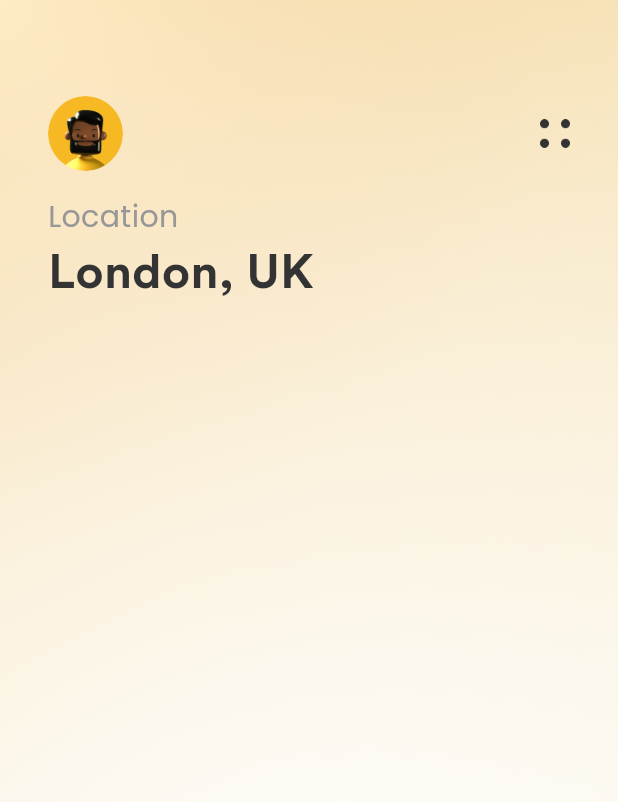
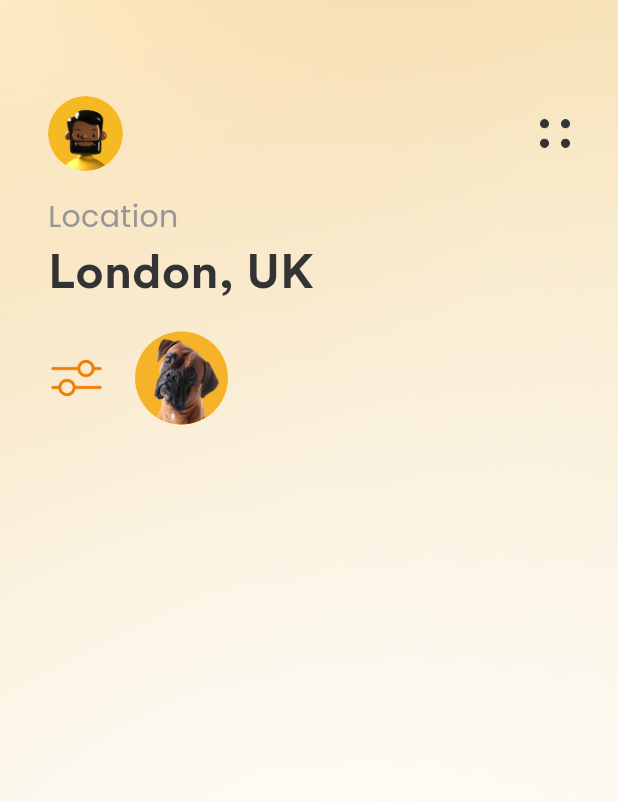
Before and after one commit to Johnosezele/Swippy, a Flutter app: the screen it shows after launch, on a phone screen of 412 x 824 dp. Shown: the top 802 px of the screen. Run offline on Flutter 3.47's test engine with Material 3 defaults, Android fonts, the light colour scheme and no system bars; project files that could hold a hidden picture were left out.

Commit message:
status container

```diff
--- a/swippy/lib/resources/util/asset_util.dart
+++ b/swippy/lib/resources/util/asset_util.dart
@@ -1,6 +1,10 @@
 class AssetUtil {
 //Images
   static const String profileImg = "assets/images/profile.png";
+  static const String filter = "assets/images/filter.png";
+  static const String pet1 = "assets/images/pet1.png";
+  static const String pet2 = "assets/images/pet 2.png";
+  static const String pet3 = "assets/images/ pet 3.png";
 //Icons
   static const String menu = "assets/icons/menu.png";
 }
--- a/swippy/lib/views/dashboard/home_screen.dart
+++ b/swippy/lib/views/dashboard/home_screen.dart
@@ -1,6 +1,7 @@
 import 'package:flutter/material.dart';
 import 'package:swippy/views/viewsUtil/gradient.dart';
 import 'package:swippy/resources/util/asset_util.dart';
+import 'package:swippy/views/viewsUtil/view_util.dart';
 
 class HomeScreen extends StatefulWidget {
   const HomeScreen({super.key});
@@ -86,8 +87,28 @@ class _HomeScreenState extends State<HomeScreen> {
               ),
 
               //StoryImpl
-              const Row(
-                children: [],
+              Padding(
+                padding: const EdgeInsets.only(top: 16),
+                child: Row(
+                  children: [
+                    //Filter
+                    SizedBox(
+                      width: 38,
+                      height: 38,
+                      child: DecoratedBox(
+                        decoration: const BoxDecoration(
+                          shape: BoxShape.rectangle,
+                        ),
+                        child: Image.asset(AssetUtil.filter),
+                      ),
+                    ),
+                    const SizedBox(
+                      width: 20,
+                    ),
+                    //pet 1
+                    ViewUtil.statusContainer(AssetUtil.pet1),
+                  ],
+                ),
               )
             ],
           ),
--- /dev/null
+++ b/swippy/lib/views/viewsUtil/view_util.dart
@@ -0,0 +1,17 @@
+import 'package:flutter/material.dart';
+
+class ViewUtil {
+  late BuildContext context;
+
+  static Widget statusContainer(String image) {
+    return Container(
+      width: 62,
+      height: 62,
+      decoration: BoxDecoration(
+        color: const Color(0xffF7B327),
+        shape: BoxShape.circle,
+        image: DecorationImage(image: AssetImage(image)),
+      ),
+    );
+  }
+}
```
Also changed, not shown: swippy/assets/images/ pet 3.png (added), swippy/assets/images/filter.png (added), swippy/assets/images/pet 2.png (added), swippy/assets/images/pet1.png (added), swippy/assets/images/status_ring.png (added).
